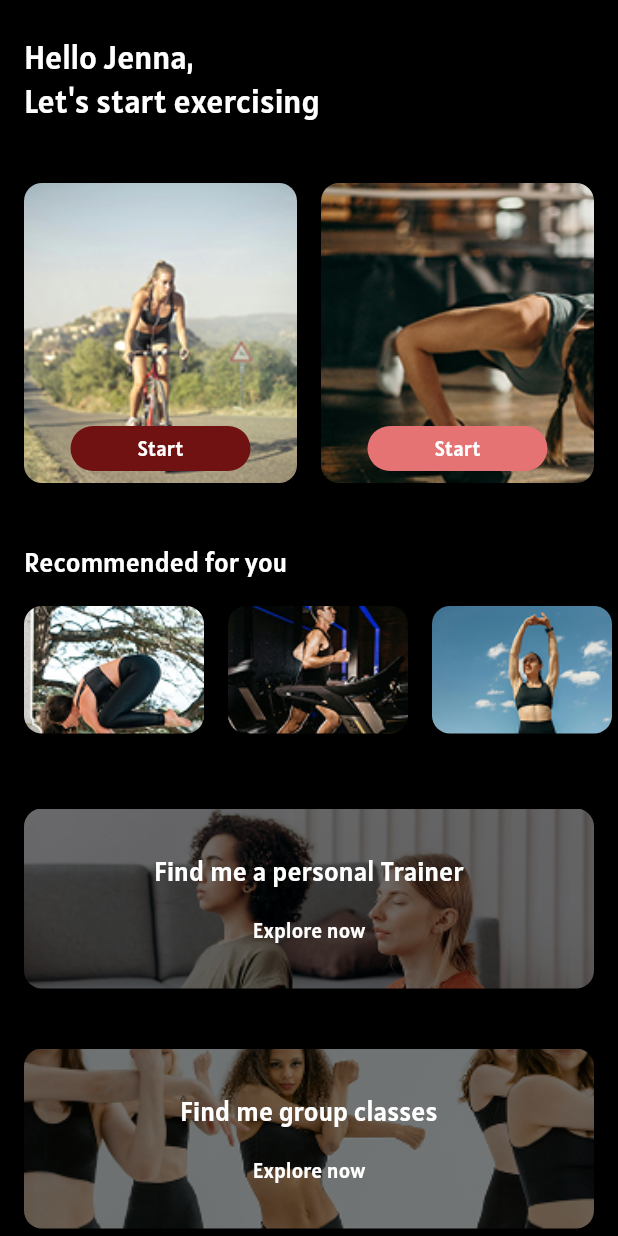
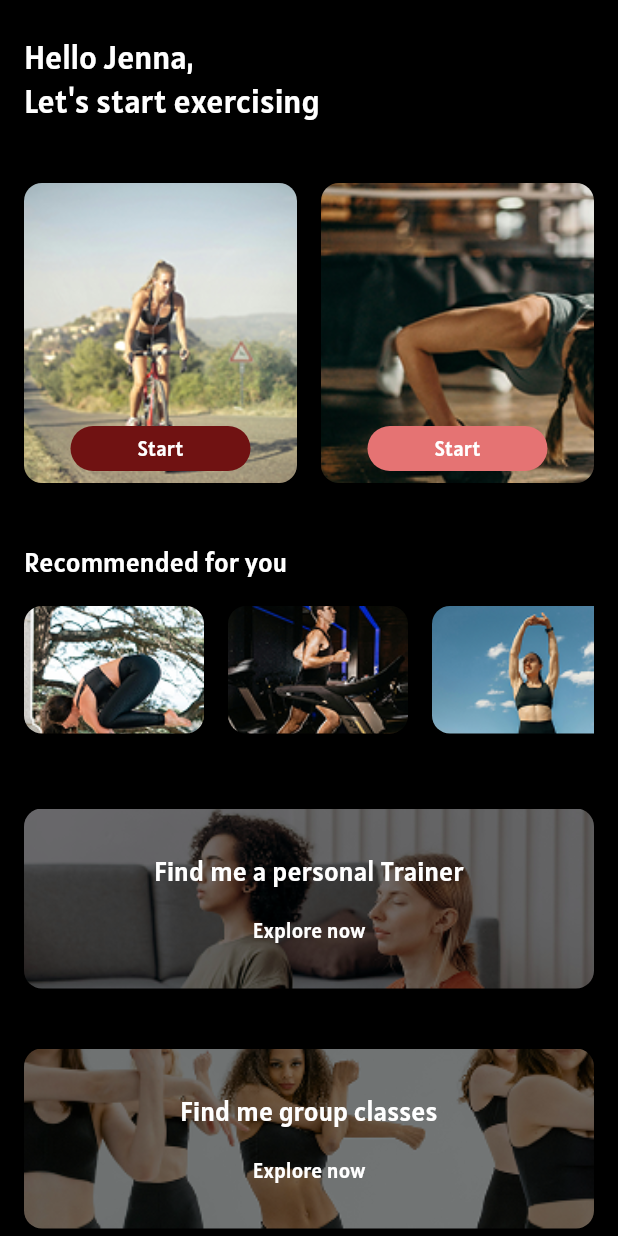
Before and after one commit to Sashmitha4x/flutter-fitness-app, a Flutter app: the DashboardScreen screen opened by its route, on a phone screen of 412 x 824 dp. Run offline on Flutter 3.47's test engine with Material 3 defaults, Android fonts, the phone set to English and light mode, and no system bars; our stand-ins replace go_router.

Commit message:
Minor Updates

```diff
--- a/lib/core/theme/app_sizes.dart
+++ b/lib/core/theme/app_sizes.dart
@@ -1,21 +1,11 @@
-import 'package:flutter/material.dart';
-
-/// App Sizing and Spacing Constants
 class AppSizes {
-  // Padding & Margins
-  static const double paddingXS = 4.0;
+  // Padding
   static const double paddingS = 8.0;
   static const double paddingM = 16.0;
-  static const double paddingL = 24.0;
-  static const double paddingXL = 32.0;
-  static const double paddingXXL = 48.0;
 
   // Border Radius
-  static const double radiusS = 8.0;
   static const double radiusM = 12.0;
-  static const double radiusL = 16.0;
-  static const double radiusXL = 24.0;
-  static const double radiusFull = 999.0; // For pill shapes
+  static const double radiusFull = 999.0;
 
   // Button Sizes
   static const double buttonHeight = 45.0;
@@ -25,52 +15,12 @@ class AppSizes {
   // Icon Sizes
   static const double iconS = 18.0;
   static const double iconM = 24.0;
-  static const double iconL = 32.0;
-  static const double iconXL = 48.0;
-
-  // Card Sizes
-  static const double cardElevation = 2.0;
-  static const double cardHeight = 200.0;
-  static const double cardHeightSmall = 120.0;
-  static const double cardHeightLarge = 280.0;
 
   // Spacing between elements
-  static const double spaceXS = 4.0;
   static const double spaceS = 8.0;
   static const double spaceM = 16.0;
   static const double spaceL = 24.0;
   static const double spaceXL = 40.0;
   static const double spaceXXL = 50.0;
 
-  // Avatar & Thumbnail Sizes
-  static const double thumbnailS = 60.0;
-  static const double thumbnailM = 80.0;
-  static const double thumbnailL = 100.0;
-
-  // Chip Sizes
-  static const double chipHeight = 36.0;
-
-  // Responsive Breakpoints
-  static const double mobileBreakpoint = 600.0;
-  static const double tabletBreakpoint = 900.0;
-  static const double desktopBreakpoint = 1200.0;
-
-  // Helper Methods for Responsive Design
-  static bool isMobile(BuildContext context) =>
-      MediaQuery.of(context).size.width < mobileBreakpoint;
-
-  static bool isTablet(BuildContext context) =>
-      MediaQuery.of(context).size.width >= mobileBreakpoint &&
-      MediaQuery.of(context).size.width < tabletBreakpoint;
-
-  static bool isDesktop(BuildContext context) =>
-      MediaQuery.of(context).size.width >= tabletBreakpoint;
-
-  // Get screen width
-  static double screenWidth(BuildContext context) =>
-      MediaQuery.of(context).size.width;
-
-  // Get screen height
-  static double screenHeight(BuildContext context) =>
-      MediaQuery.of(context).size.height;
 }
--- a/lib/core/theme/colors.dart
+++ b/lib/core/theme/colors.dart
@@ -13,17 +13,4 @@ class AppColors {
   // Text Colors
   static const Color textPrimary = Color(0xFFFFFFFF);
   static const Color textSecondary = Color(0xFFB0B0B0);
-
-  // Card & Surface Colors
-  static const Color cardBackground = Color(0xFFFFFFFF);
-  static const Color cardDark = Color(0xFF1A1A1A);
-  static const Color overlay = Color(0x80000000);
-
-  // Chip & Tag Colors
-  static const Color chipBackground = Color(0xFFE53935);
-  static const Color chipText = Color(0xFFFFFFFF);
-
-  // Border & Divider Colors
-  static const Color border = Color(0xFF2A2A2A);
-  static const Color divider = Color(0xFF2A2A2A);
 }
--- a/lib/core/theme/text_style.dart
+++ b/lib/core/theme/text_style.dart
@@ -12,6 +12,7 @@ class AppTextStyles {
     color: Color.fromRGBO(252, 247, 247, 1),
     height: 1.2,
   );
+
   static const TextStyle dashboardGreeting = TextStyle(
     fontFamily: AppFonts.primary,
     fontSize: 22,
@@ -19,14 +20,6 @@ class AppTextStyles {
     color: AppColors.textPrimary,
     height: 1.3,
   );
-  static const TextStyle dashboardGreetingBold = TextStyle(
-    fontFamily: AppFonts.primary,
-    fontSize: 24,
-    fontWeight: FontWeight.bold,
-    color: AppColors.textPrimary,
-    height: 1.3,
-  );
-
   // Section Headers
   static const TextStyle sectionHeader = TextStyle(
     fontFamily: AppFonts.primary,
@@ -35,81 +28,4 @@ class AppTextStyles {
     color: AppColors.textPrimary,
   );
 
-  // Workout Title
-  static const TextStyle workoutTitle = TextStyle(
-    fontFamily: AppFonts.primary,
-    fontSize: 28,
-    fontWeight: FontWeight.bold,
-    color: AppColors.textPrimary,
-  );
-
-  // Button Text
-  static const TextStyle buttonText = TextStyle(
-    fontFamily: AppFonts.primary,
-    fontSize: 18,
-    fontWeight: FontWeight.bold,
-    color: AppColors.textPrimary,
-  );
-
-  static const TextStyle buttonTextMedium = TextStyle(
-    fontFamily: AppFonts.primary,
-    fontSize: 16,
-    fontWeight: FontWeight.w600,
-    color: AppColors.textPrimary,
-  );
-
-  // Chip Text
-  static const TextStyle chipText = TextStyle(
-    fontFamily: AppFonts.primary,
-    fontSize: 14,
-    fontWeight: FontWeight.w600,
-    color: AppColors.chipText,
-  );
-
-  // Card Title
-  static const TextStyle cardTitle = TextStyle(
-    fontFamily: AppFonts.primary,
-    fontSize: 20,
-    fontWeight: FontWeight.bold,
-    color: AppColors.textPrimary,
-  );
-
-  static const TextStyle cardTitleDark = TextStyle(
-    fontFamily: AppFonts.primary,
-    fontSize: 20,
-    fontWeight: FontWeight.bold,
-    color: Color(0xFF000000),
-  );
-
-  // Exercise Name
-  static const TextStyle exerciseName = TextStyle(
-    fontFamily: AppFonts.primary,
-    fontSize: 16,
-    fontWeight: FontWeight.w600,
-    color: Color(0xFF000000),
-  );
-
-  // Exercise Repetition
-  static const TextStyle exerciseReps = TextStyle(
-    fontFamily: AppFonts.primary,
-    fontSize: 14,
-    fontWeight: FontWeight.normal,
-    color: AppColors.textSecondary,
-  );
-
-  // Round Title
-  static const TextStyle roundTitle = TextStyle(
-    fontFamily: AppFonts.primary,
-    fontSize: 18,
-    fontWeight: FontWeight.bold,
-    color: Color(0xFF000000),
-  );
-
-  // Small Text
-  static const TextStyle smallText = TextStyle(
-    fontFamily: AppFonts.primary,
-    fontSize: 14,
-    fontWeight: FontWeight.normal,
-    color: AppColors.textSecondary,
-  );
 }
--- a/lib/main.dart
+++ b/lib/main.dart
@@ -11,6 +11,7 @@ void main() {
     DeviceOrientation.portraitUp,
     DeviceOrientation.portraitDown,
   ]);
+
   // Set system UI overlay style
   SystemChrome.setSystemUIOverlayStyle(
     const SystemUiOverlayStyle(
--- a/lib/presentation/screens/dashboard_screen.dart
+++ b/lib/presentation/screens/dashboard_screen.dart
@@ -60,23 +60,26 @@ class DashboardScreen extends StatelessWidget {
                 style: AppTextStyles.sectionHeader,
               ),
               SizedBox(height: AppSizes.spaceM),
-              Row(
+              SingleChildScrollView(
+                scrollDirection: Axis.horizontal,
+                child: Row(
                   children: [
                     RecommendedCard(
-                    imagePath: 'assets/images/recomended1.png',
+                      imagePath: 'assets/images/recommended1.png',
                       onTap: () {},
                     ),
                     SizedBox(width: AppSizes.spaceM),
                     RecommendedCard(
-                    imagePath: 'assets/images/recomended2.png',
+                      imagePath: 'assets/images/recommended2.png',
                       onTap: () {},
                     ),
                     SizedBox(width: AppSizes.spaceM),
                     RecommendedCard(
-                    imagePath: 'assets/images/recomended3.png',
+                      imagePath: 'assets/images/recommended3.png',
                       onTap: () {},
                     ),
                   ],
+                ),
               ),
               SizedBox(height: AppSizes.spaceXXL),
               PromoCard(
--- a/lib/presentation/screens/workout_plan_screen.dart
+++ b/lib/presentation/screens/workout_plan_screen.dart
@@ -1,4 +1,6 @@
 import 'package:flutter/material.dart';
+import 'package:go_router/go_router.dart';
+import 'package:task2_fitness_app/core/routes/app_router.dart';
 import 'package:task2_fitness_app/presentation/cards/round_card.dart';
 import 'package:task2_fitness_app/presentation/widgets/buttons/primary_button.dart';
 import 'package:task2_fitness_app/presentation/widgets/chips/category_chip.dart';
@@ -20,7 +22,7 @@ class WorkoutPlanScreen extends StatelessWidget {
                 Stack(
                   children: [
                     SizedBox(
-                      width:  double.infinity,
+                      width: double.infinity,
                       child: Container(
                         height: 390,
                         decoration: const BoxDecoration(
@@ -35,7 +37,9 @@ class WorkoutPlanScreen extends StatelessWidget {
                       top: 40,
                       left: 16,
                       child: GestureDetector(
-                        onTap: () => Navigator.pop(context),
+                        onTap: () {
+                          context.go(AppRouter.dashboard);
+                        },
                         child: Container(
                           width: 40,
                           height: 40,
--- a/lib/presentation/widgets/chips/category_chip.dart
+++ b/lib/presentation/widgets/chips/category_chip.dart
@@ -11,7 +11,7 @@ class CategoryChip extends StatelessWidget {
   @override
   Widget build(BuildContext context) {
     return Container(
-      padding: const EdgeInsets.symmetric(horizontal: 27, vertical: 8),
+      padding: const EdgeInsets.symmetric(horizontal: 28, vertical: 8),
       decoration: BoxDecoration(
         color: const Color.fromARGB(255, 233, 50, 47),
         borderRadius: BorderRadius.circular(20),
--- a/lib/presentation/widgets/items/exercise_item.dart
+++ b/lib/presentation/widgets/items/exercise_item.dart
@@ -60,7 +60,7 @@ class ExerciseItem extends StatelessWidget {
             onTap: onPressed,
             child: Container(
               width: 80,
-              height: 28,
+              height: 26,
               decoration: const BoxDecoration(
                 color: Color(0xFFE53935),
                 shape: BoxShape.circle,
@@ -68,7 +68,7 @@ class ExerciseItem extends StatelessWidget {
               child: const Icon(
                 Icons.play_arrow_rounded,
                 color: Color(0xFFFFFFFF),
-                size: 22,
+                size: 20,
               ),
             ),
           ),
```
Also changed, not shown: assets/images/recommended1.png (renamed from assets/images/recomended1.png), assets/images/recommended2.png (renamed from assets/images/recomended2.png), assets/images/recommended3.png (renamed from assets/images/recomended3.png). Lines whose indentation alone changed are shown as unchanged.
